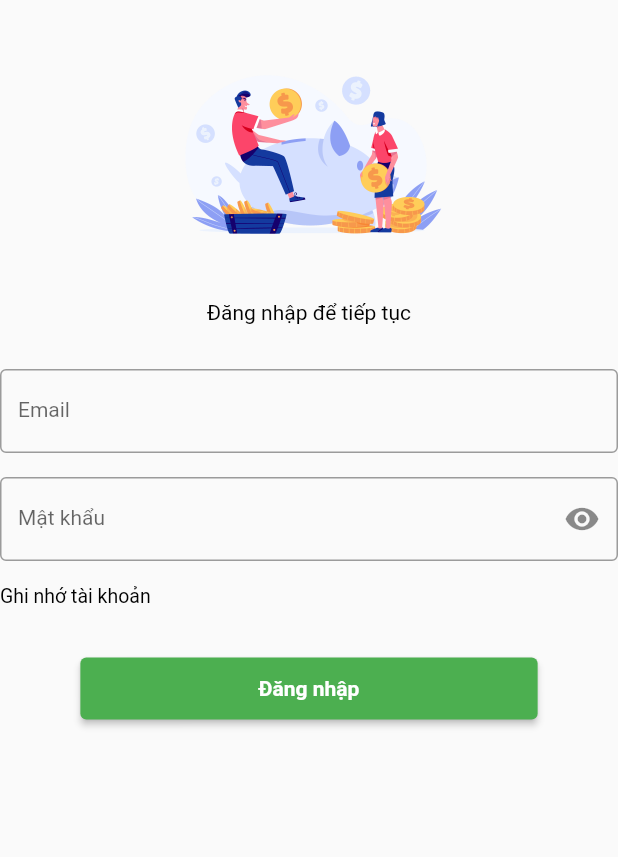
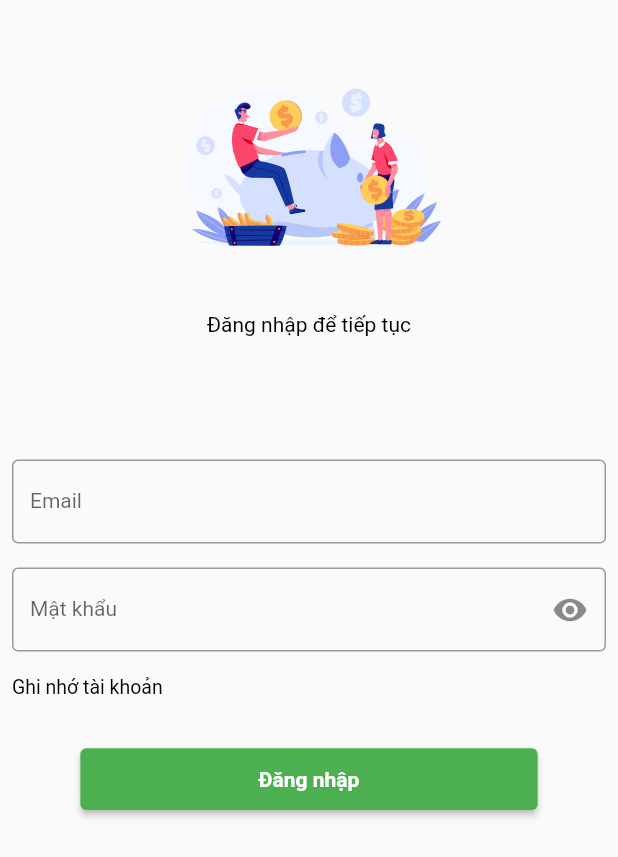
Before and after one commit to nghkh/financemanager, a Flutter app: the LoginPage screen opened by its route, after a tap on "Đăng nhập", on a phone screen of 412 x 824 dp. Shown: the top 857 px of the screen. Run offline on Flutter 3.47's test engine with Material 2 defaults, Android fonts, the light colour scheme and no system bars; our stand-ins replace cloud_firestore, firebase_auth, firebase_core, firebase_database, firebase_storage, get and 1 more; missing offline and left inert: onboarding; accounts and stored records are empty; network calls fail.

Commit message:
update something

```diff
--- a/lib/firebase/controller.dart
+++ b/lib/firebase/controller.dart
@@ -54,13 +54,14 @@ class AuthController extends GetxController {
           email: email,
           password: password
       );
-      credential.user!.uid;
+      // credential.user!.uid;
     } on FirebaseAuthException catch (e) {
       if (e.code == 'user-not-found') {
         print('No user found for that email.');
       } else if (e.code == 'wrong-password') {
         print('Wrong password provided for that user.');
       }
+      // Get.toNamed('/overview');
     }
   }
 
--- a/lib/pages/login_signup/controller/controller_login.dart
+++ b/lib/pages/login_signup/controller/controller_login.dart
@@ -1,5 +1,6 @@
 import 'package:baitap/firebase/controller.dart';
 import 'package:baitap/pages/login_signup/controller/controller_signup.dart';
+import 'package:firebase_auth/firebase_auth.dart';
 import 'package:flutter/cupertino.dart';
 import 'package:get/get.dart';
 
@@ -17,8 +18,23 @@ class EmailPassController extends GetxController {
   TextEditingController emailController = TextEditingController();
   TextEditingController passwordController = TextEditingController();
 
-  String get email => emailController.text.trim();
-  String get password => passwordController.text.trim();
+  void login() async {
+    try {
+      final credential = await FirebaseAuth.instance.signInWithEmailAndPassword(
+          email: emailController.text,
+          password: passwordController.text,
+      );
+      // credential.user!.uid;
+    } on FirebaseAuthException catch (e) {
+      if (e.code == 'user-not-found') {
+        print('No user found for that email.');
+      } else if (e.code == 'wrong-password') {
+        print('Wrong password provided for that user.');
+      }
+      // Get.toNamed('/overview');
+    }
+  }
+
 }
 
 class LoginButtonController extends GetxController{
@@ -31,7 +47,7 @@ class LoginBinding implements Bindings {
     Get.lazyPut<CheckBoxLoginController>(() => CheckBoxLoginController());
     Get.lazyPut<EmailPassController>(() => EmailPassController());
     Get.lazyPut<LoginButtonController>(() => LoginButtonController());
-    // Get.lazyPut(() => AuthController());
+    Get.lazyPut(() => AuthController());
     // TODO: implement dependencies
   }
 }
--- a/lib/pages/login_signup/login_page.dart
+++ b/lib/pages/login_signup/login_page.dart
@@ -19,7 +19,9 @@ class LoginPage extends StatelessWidget {
   @override
   Widget build(BuildContext context) {
     return Scaffold(
-      body: SafeArea(
+      body: Padding(
+        padding: const EdgeInsets.all(8.0),
+        child: SafeArea(
           child: SingleChildScrollView(
             child: Column(
               children: [
@@ -32,8 +34,8 @@ class LoginPage extends StatelessWidget {
                   'Đăng nhập để tiếp tục',
                   style: AppTextStyle.textStyle3,
                 ),
-              const SizedBox(
-                height: 30,
+                SizedBox(
+                  height: MediaQuery.of(context).size.height * 0.1,
                 ),
                 AppTextField(
                   labelText: 'Email',
@@ -77,10 +79,7 @@ class LoginPage extends StatelessWidget {
                 ),
                 AppButton(
                   onPressed: () {
-                  AuthController.authInstance.login(
-                    EmailPassController().emailController.text.trim(),
-                    EmailPassController().passwordController.text.trim(),
-                  );
+                    Get.find<EmailPassController>().login();
                   },
                   text: 'Đăng nhập',
                 ),
@@ -88,6 +87,7 @@ class LoginPage extends StatelessWidget {
             ),
           ),
         ),
+      ),
     );
   }
 }
--- a/pubspec.yaml
+++ b/pubspec.yaml
@@ -45,6 +45,7 @@ dependencies:
   image_picker: ^0.8.5+3
   firebase_storage: ^10.3.9
   firebase_database: ^9.1.5
+  shared_preferences: ^2.0.15
 dev_dependencies:
   flutter_test:
     sdk: flutter
```
Also changed, not shown: lib/main.dart (+8 -5 lines), lib/pages/intro/controller/intro_controller.dart (added, +20 -0 lines), lib/pages/intro/intro_screen.dart (+15 -86 lines), lib/pages/login_signup/sign_up_page.dart (+4 -5 lines), pubspec.lock, 1 other file. Lines whose indentation alone changed are shown as unchanged.
